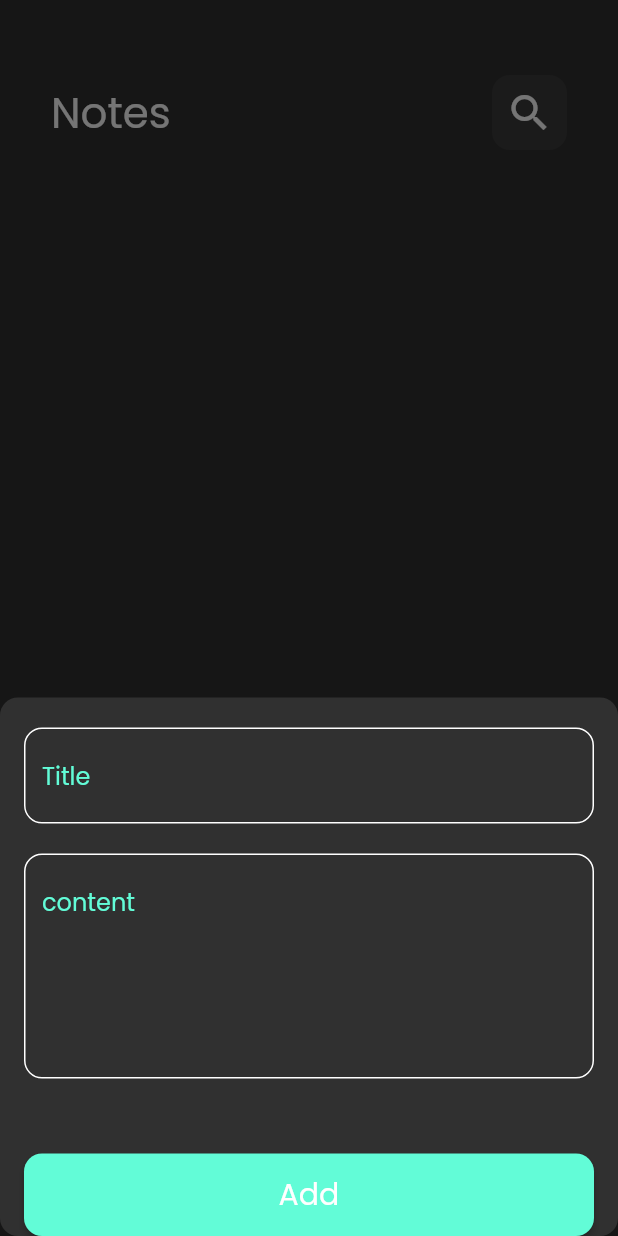
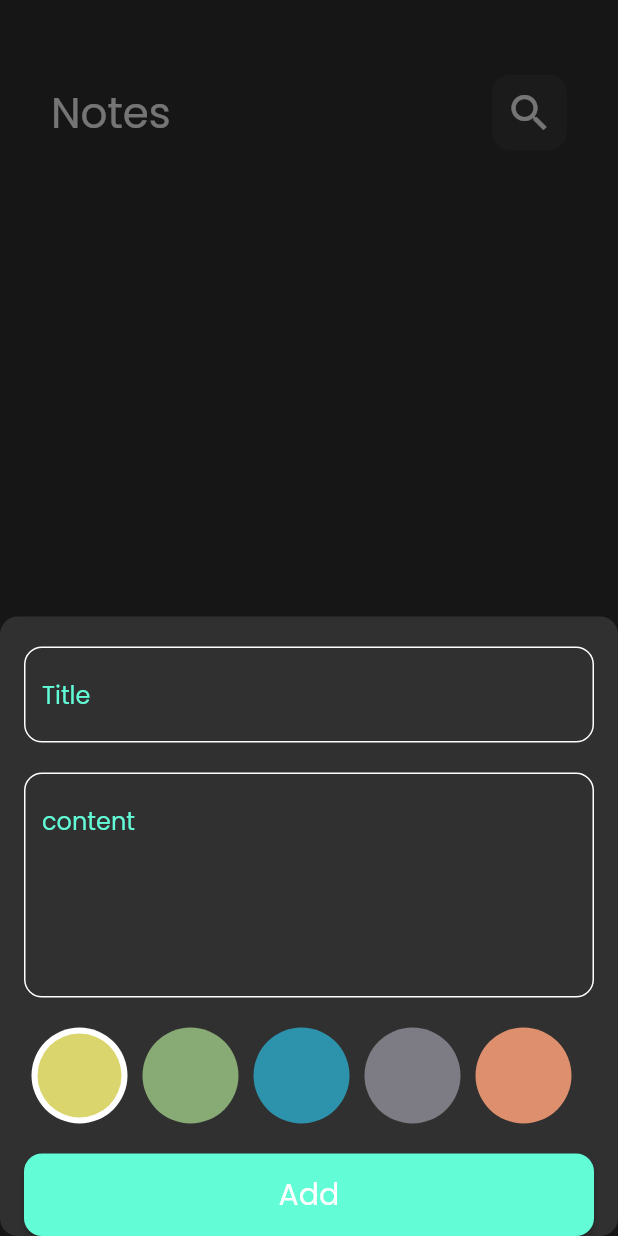
Before and after one commit to MahMoh22/to_do_App, a Flutter app: the screen it shows after launch, after a tap on the "add" icon, on a phone screen of 412 x 824 dp. Run offline on Flutter 3.47's test engine with Material 2 defaults, Android fonts, the phone set to English and light mode, and no system bars; drawn by our look-alikes of modal_progress_hud_nsn; our stand-ins replace bloc, flutter_bloc, hive, hive_flutter; accounts and stored records are empty.

Commit message:
create colors list

```diff
--- /dev/null
+++ b/lib/widgets/colors_list_view.dart
@@ -0,0 +1,67 @@
+import 'package:flutter/material.dart';
+
+class ColorsListView extends StatefulWidget {
+  const ColorsListView({super.key});
+
+  @override
+  State<ColorsListView> createState() => _ColorsListViewState();
+}
+
+class _ColorsListViewState extends State<ColorsListView> {
+  List<Color> colors = const [
+    Color(0xffDBD56E),
+    Color(0xff88AB75),
+    Color(0xff2D93AD),
+    Color(0xff7D7C84),
+    Color(0xffDE8F6E),
+  ];
+  int currentIndex = 0;
+  @override
+  Widget build(BuildContext context) {
+    return SizedBox(
+      height: 64,
+      child: ListView.builder(
+          itemCount: colors.length,
+          scrollDirection: Axis.horizontal,
+          itemBuilder: (context, index) {
+            return GestureDetector(
+              onTap: () {
+                currentIndex = index;
+                setState(() {
+
+                });
+              },
+              child: Padding(
+                padding: const EdgeInsets.symmetric(horizontal:5),
+                child: ColorItem(
+                  isActive: currentIndex == index,
+                  color: colors[index],
+                ),
+              ),
+            );
+          }),
+    );
+  }
+}
+
+class ColorItem extends StatelessWidget {
+  const ColorItem({super.key, required this.isActive, required this.color});
+  final bool isActive;
+  final Color color;
+  @override
+  Widget build(BuildContext context) {
+    return isActive
+        ? CircleAvatar(
+            radius: 32,
+            backgroundColor: Colors.white,
+            child: CircleAvatar(
+              backgroundColor: color,
+              radius: 28,
+            ),
+          )
+        : CircleAvatar(
+            backgroundColor: color,
+            radius: 32,
+          );
+  }
+}
--- a/lib/widgets/note_input_form.dart
+++ b/lib/widgets/note_input_form.dart
@@ -3,6 +3,7 @@ import 'package:flutter_bloc/flutter_bloc.dart';
 import 'package:todo1/cubits/add_note_cubit/add_note_cubit_cubit.dart';
 import 'package:todo1/cubits/note_cubit/note_cubit.dart';
 import 'package:todo1/models/note_model.dart';
+import 'package:todo1/widgets/colors_list_view.dart';
 import 'package:todo1/widgets/custom_button.dart';
 import 'package:todo1/widgets/cutom_text_field.dart';
 import 'package:intl/intl.dart';
@@ -47,7 +48,11 @@ class _NoteInputFormState extends State<NoteInputForm> {
             maxLines: 5,
           ),
           const SizedBox(
-            height: 50,
+            height: 20,
+          ),
+          const ColorsListView(),
+          const SizedBox(
+            height: 20,
           ),
           CustomButton(
             title: 'Add',
```
